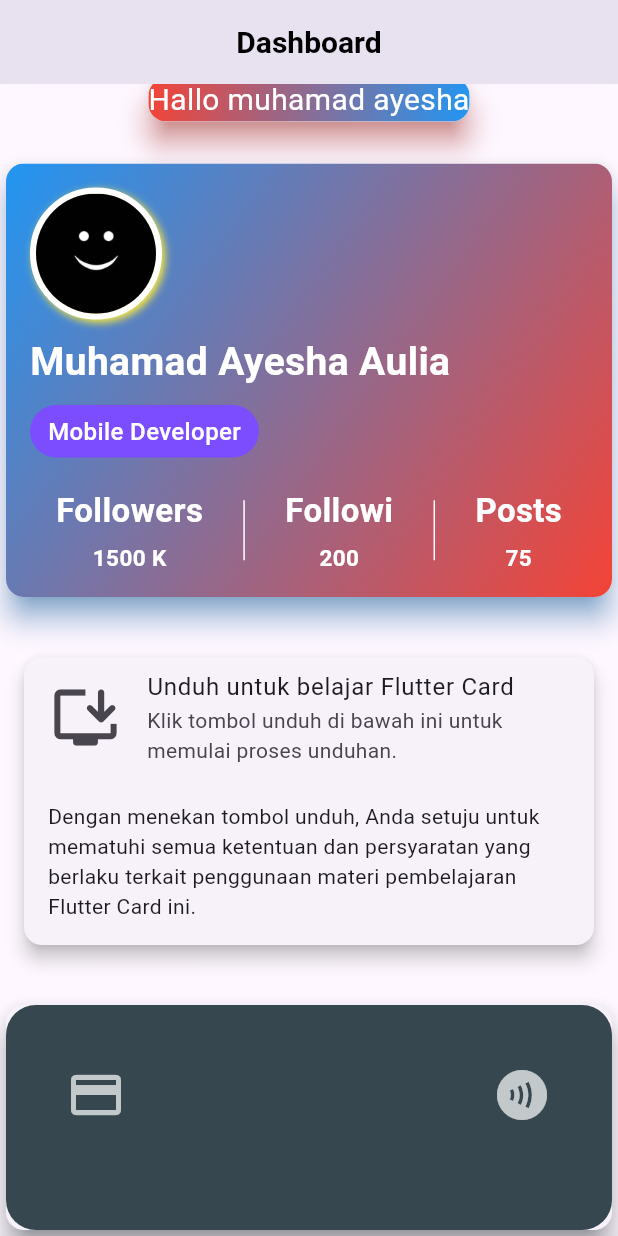
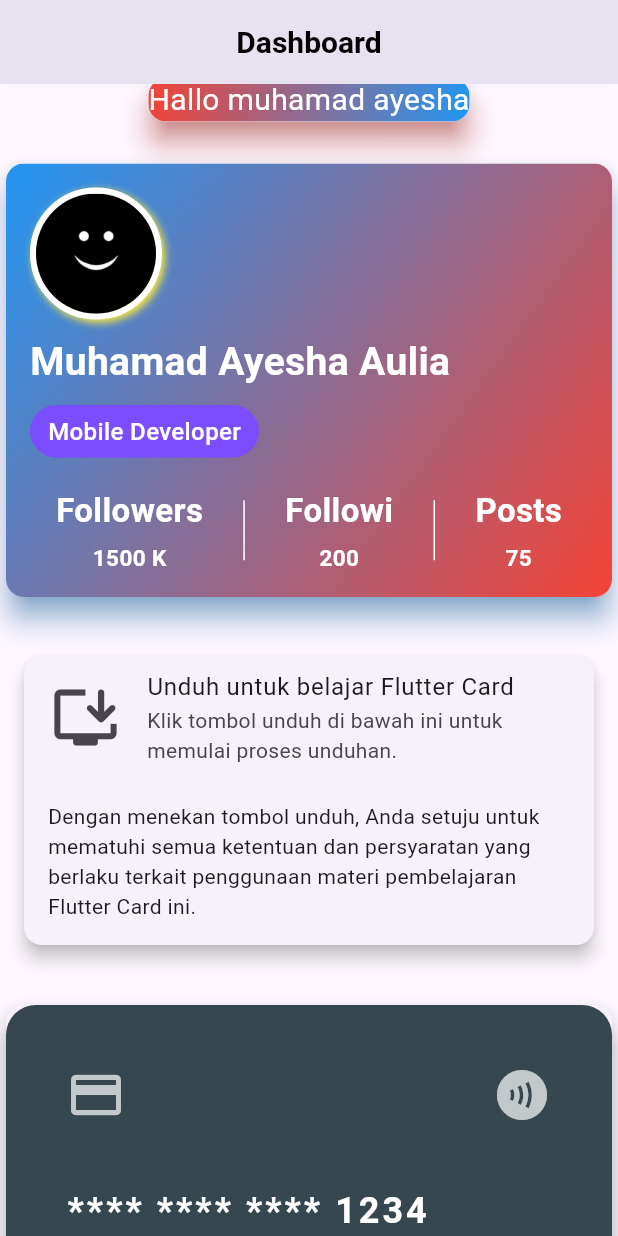
Before and after one commit to muhamadayeshaaulia/week_8_card, a Flutter app: the screen it shows after launch, scrolled down 353 dp, on a phone screen of 412 x 824 dp. Run offline on Flutter 3.47's test engine with Material 3 defaults, Android fonts, the light colour scheme and no system bars.

Commit message:
menambahkan row untuk text di bawah nya

```diff
--- a/lib/latihan_card.dart
+++ b/lib/latihan_card.dart
@@ -16,7 +16,6 @@ class MycardNight extends StatelessWidget {
         ),
         actions: const [],
       ),
-
       body: SingleChildScrollView(
         child: Column(
           children: [
@@ -279,7 +278,6 @@ class MycardNight extends StatelessWidget {
               shadowColor: Colors.blueGrey[800],
               clipBehavior: Clip.antiAlias,
               child: Container(
-                height: 150,
                 decoration: BoxDecoration(
                   color: Colors.blueGrey[800],
                   borderRadius: BorderRadius.circular(20),
@@ -296,6 +294,21 @@ class MycardNight extends StatelessWidget {
                         Icon(Icons.contactless, color: Colors.white70, size: 40),
                       ],
                     ),
+                    SizedBox(height: 40),
+                    Row(
+                      children: [
+                        Text(
+                          '**** **** **** 1234',
+                          style: TextStyle(
+                            fontSize: 24,
+                            color: Colors.white,
+                            letterSpacing: 2,
+                            fontWeight: FontWeight.bold,
+                          ),
+                        ),
+                        SizedBox(width: 20),
+                      ],
+                    )
                   ],
                 ),
               ),
```
